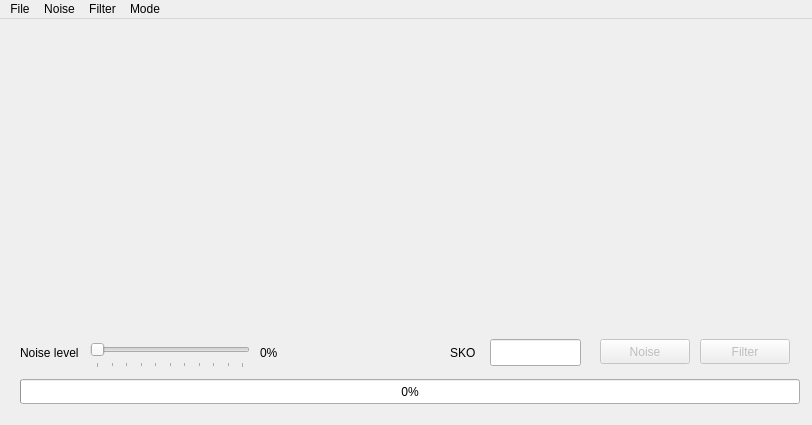
Above: mainwindow.ui from iamantony/FFilter before the change. Below: the same form after it.
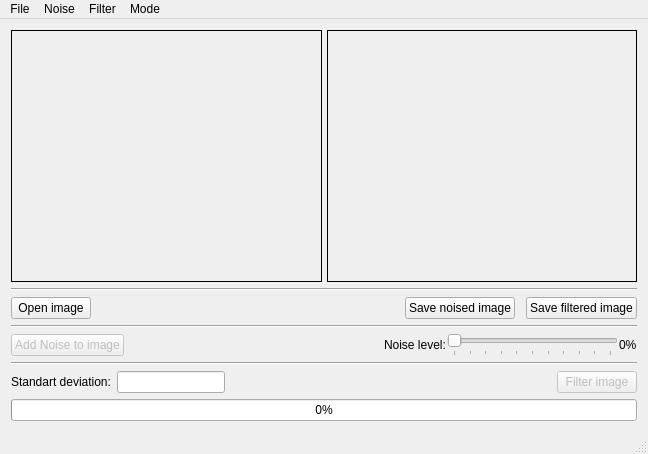
That is the form after the change.

Commit message: Update design of mainwindow

Patch:
```diff
--- a/mainwindow.ui
+++ b/mainwindow.ui
@@ -6,188 +6,436 @@
    <rect>
     <x>0</x>
     <y>0</y>
-    <width>812</width>
-    <height>425</height>
+    <width>648</width>
+    <height>454</height>
    </rect>
   </property>
   <property name="sizePolicy">
-   <sizepolicy hsizetype="Fixed" vsizetype="Fixed">
+   <sizepolicy hsizetype="Preferred" vsizetype="Preferred">
     <horstretch>0</horstretch>
     <verstretch>0</verstretch>
    </sizepolicy>
   </property>
   <property name="maximumSize">
    <size>
-    <width>812</width>
-    <height>425</height>
+    <width>1000000</width>
+    <height>1000000</height>
    </size>
   </property>
   <property name="windowTitle">
    <string>FFilter</string>
   </property>
   <widget class="QWidget" name="centralWidget">
-   <widget class="QPushButton" name="FilterButton">
-    <property name="enabled">
-     <bool>false</bool>
-    </property>
-    <property name="geometry">
-     <rect>
-      <x>700</x>
-      <y>320</y>
-      <width>90</width>
-      <height>25</height>
-     </rect>
-    </property>
-    <property name="contextMenuPolicy">
-     <enum>Qt::DefaultContextMenu</enum>
-    </property>
-    <property name="text">
-     <string>Filter</string>
-    </property>
-   </widget>
-   <widget class="QLabel" name="originalImg">
-    <property name="geometry">
-     <rect>
-      <x>5</x>
-      <y>5</y>
-      <width>400</width>
-      <height>300</height>
-     </rect>
-    </property>
-    <property name="text">
-     <string/>
-    </property>
-   </widget>
-   <widget class="QLabel" name="resultImg">
-    <property name="geometry">
-     <rect>
-      <x>401</x>
-      <y>5</y>
-      <width>400</width>
-      <height>300</height>
-     </rect>
-    </property>
-    <property name="text">
-     <string/>
-    </property>
-   </widget>
-   <widget class="QLineEdit" name="lineSKO">
-    <property name="geometry">
-     <rect>
-      <x>490</x>
-      <y>320</y>
-      <width>91</width>
-      <height>27</height>
-     </rect>
-    </property>
-    <property name="readOnly">
-     <bool>true</bool>
-    </property>
-   </widget>
-   <widget class="QLabel" name="labelSKO">
-    <property name="geometry">
-     <rect>
-      <x>450</x>
-      <y>325</y>
-      <width>41</width>
-      <height>17</height>
-     </rect>
-    </property>
-    <property name="text">
-     <string>SKO</string>
-    </property>
-   </widget>
-   <widget class="QSlider" name="noiseLeveler">
-    <property name="enabled">
-     <bool>false</bool>
-    </property>
-    <property name="geometry">
-     <rect>
-      <x>90</x>
-      <y>320</y>
-      <width>160</width>
-      <height>29</height>
-     </rect>
-    </property>
-    <property name="maximum">
-     <number>100</number>
-    </property>
-    <property name="orientation">
-     <enum>Qt::Horizontal</enum>
-    </property>
-    <property name="tickPosition">
-     <enum>QSlider::TicksBelow</enum>
-    </property>
-    <property name="tickInterval">
-     <number>10</number>
-    </property>
-   </widget>
-   <widget class="QLabel" name="labelNoisePrc">
-    <property name="geometry">
-     <rect>
-      <x>260</x>
-      <y>325</y>
-      <width>51</width>
-      <height>17</height>
-     </rect>
-    </property>
-    <property name="text">
-     <string>0%</string>
-    </property>
-   </widget>
-   <widget class="QLabel" name="labelNoise">
-    <property name="geometry">
-     <rect>
-      <x>20</x>
-      <y>325</y>
-      <width>81</width>
-      <height>17</height>
-     </rect>
-    </property>
-    <property name="text">
-     <string>Noise level</string>
-    </property>
-   </widget>
-   <widget class="QProgressBar" name="progressBar">
-    <property name="enabled">
-     <bool>true</bool>
-    </property>
-    <property name="geometry">
-     <rect>
-      <x>20</x>
-      <y>360</y>
-      <width>780</width>
-      <height>25</height>
-     </rect>
-    </property>
-    <property name="value">
-     <number>0</number>
-    </property>
-   </widget>
-   <widget class="QPushButton" name="NoiseButton">
-    <property name="enabled">
-     <bool>false</bool>
-    </property>
-    <property name="geometry">
-     <rect>
-      <x>600</x>
-      <y>320</y>
-      <width>90</width>
-      <height>25</height>
-     </rect>
-    </property>
-    <property name="text">
-     <string>Noise</string>
-    </property>
-   </widget>
+   <layout class="QVBoxLayout" name="verticalLayout">
+    <item>
+     <layout class="QHBoxLayout" name="horizontalLayout">
+      <property name="spacing">
+       <number>0</number>
+      </property>
+      <item>
+       <widget class="QLabel" name="originalImgLbl">
+        <property name="sizePolicy">
+         <sizepolicy hsizetype="Expanding" vsizetype="Expanding">
+          <horstretch>0</horstretch>
+          <verstretch>0</verstretch>
+         </sizepolicy>
+        </property>
+        <property name="frameShape">
+         <enum>QFrame::Box</enum>
+        </property>
+        <property name="text">
+         <string/>
+        </property>
+        <property name="scaledContents">
+         <bool>true</bool>
+        </property>
+       </widget>
+      </item>
+      <item>
+       <spacer name="horizontalSpacer">
+        <property name="orientation">
+         <enum>Qt::Horizontal</enum>
+        </property>
+        <property name="sizeType">
+         <enum>QSizePolicy::Fixed</enum>
+        </property>
+        <property name="sizeHint" stdset="0">
+         <size>
+          <width>5</width>
+          <height>20</height>
+         </size>
+        </property>
+       </spacer>
+      </item>
+      <item>
+       <widget class="QLabel" name="resultImgLbl">
+        <property name="sizePolicy">
+         <sizepolicy hsizetype="Expanding" vsizetype="Expanding">
+          <horstretch>0</horstretch>
+          <verstretch>0</verstretch>
+         </sizepolicy>
+        </property>
+        <property name="frameShape">
+         <enum>QFrame::Box</enum>
+        </property>
+        <property name="text">
+         <string/>
+        </property>
+        <property name="scaledContents">
+         <bool>true</bool>
+        </property>
+       </widget>
+      </item>
+     </layout>
+    </item>
+    <item>
+     <widget class="Line" name="line">
+      <property name="orientation">
+       <enum>Qt::Horizontal</enum>
+      </property>
+     </widget>
+    </item>
+    <item>
+     <layout class="QHBoxLayout" name="horizontalLayout_5">
+      <item>
+       <widget class="QPushButton" name="openImgPB">
+        <property name="text">
+         <string>Open image</string>
+        </property>
+       </widget>
+      </item>
+      <item>
+       <spacer name="horizontalSpacer_6">
+        <property name="orientation">
+         <enum>Qt::Horizontal</enum>
+        </property>
+        <property name="sizeHint" stdset="0">
+         <size>
+          <width>40</width>
+          <height>20</height>
+         </size>
+        </property>
+       </spacer>
+      </item>
+      <item>
+       <widget class="QPushButton" name="saveNoisedImgPB">
+        <property name="text">
+         <string>Save noised image</string>
+        </property>
+       </widget>
+      </item>
+      <item>
+       <spacer name="horizontalSpacer_7">
+        <property name="orientation">
+         <enum>Qt::Horizontal</enum>
+        </property>
+        <property name="sizeType">
+         <enum>QSizePolicy::Fixed</enum>
+        </property>
+        <property name="sizeHint" stdset="0">
+         <size>
+          <width>5</width>
+          <height>20</height>
+         </size>
+        </property>
+       </spacer>
+      </item>
+      <item>
+       <widget class="QPushButton" name="saveFilteredImgPB">
+        <property name="text">
+         <string>Save filtered image</string>
+        </property>
+       </widget>
+      </item>
+     </layout>
+    </item>
+    <item>
+     <widget class="Line" name="line_2">
+      <property name="orientation">
+       <enum>Qt::Horizontal</enum>
+      </property>
+     </widget>
+    </item>
+    <item>
+     <layout class="QHBoxLayout" name="horizontalLayout_3">
+      <item>
+       <widget class="QPushButton" name="addNoisePB">
+        <property name="enabled">
+         <bool>false</bool>
+        </property>
+        <property name="sizePolicy">
+         <sizepolicy hsizetype="Minimum" vsizetype="Minimum">
+          <horstretch>0</horstretch>
+          <verstretch>0</verstretch>
+         </sizepolicy>
+        </property>
+        <property name="maximumSize">
+         <size>
+          <width>16777215</width>
+          <height>23</height>
+         </size>
+        </property>
+        <property name="text">
+         <string>Add Noise to image</string>
+        </property>
+       </widget>
+      </item>
+      <item>
+       <spacer name="horizontalSpacer_2">
+        <property name="orientation">
+         <enum>Qt::Horizontal</enum>
+        </property>
+        <property name="sizeHint" stdset="0">
+         <size>
+          <width>40</width>
+          <height>20</height>
+         </size>
+        </property>
+       </spacer>
+      </item>
+      <item>
+       <layout class="QHBoxLayout" name="horizontalLayout_2">
+        <property name="spacing">
+         <number>1</number>
+        </property>
+        <property name="sizeConstraint">
+         <enum>QLayout::SetMinimumSize</enum>
+        </property>
+        <item>
+         <widget class="QLabel" name="labelNoise">
+          <property name="sizePolicy">
+           <sizepolicy hsizetype="Preferred" vsizetype="Minimum">
+            <horstretch>0</horstretch>
+            <verstretch>0</verstretch>
+           </sizepolicy>
+          </property>
+          <property name="maximumSize">
+           <size>
+            <width>16777215</width>
+            <height>30</height>
+           </size>
+          </property>
+          <property name="text">
+           <string>Noise level:</string>
+          </property>
+         </widget>
+        </item>
+        <item>
+         <widget class="QSlider" name="noiseLeveler">
+          <property name="enabled">
+           <bool>false</bool>
+          </property>
+          <property name="sizePolicy">
+           <sizepolicy hsizetype="MinimumExpanding" vsizetype="Minimum">
+            <horstretch>0</horstretch>
+            <verstretch>0</verstretch>
+           </sizepolicy>
+          </property>
+          <property name="minimumSize">
+           <size>
+            <width>120</width>
+            <height>20</height>
+           </size>
+          </property>
+          <property name="maximumSize">
+           <size>
+            <width>16777215</width>
+            <height>30</height>
+           </size>
+          </property>
+          <property name="maximum">
+           <number>100</number>
+          </property>
+          <property name="value">
+           <number>0</number>
+          </property>
+          <property name="tracking">
+           <bool>true</bool>
+          </property>
+          <property name="orientation">
+           <enum>Qt::Horizontal</enum>
+          </property>
+          <property name="tickPosition">
+           <enum>QSlider::TicksBelow</enum>
+          </property>
+          <property name="tickInterval">
+           <number>10</number>
+          </property>
+         </widget>
+        </item>
+        <item>
+         <widget class="QLabel" name="labelNoisePrc">
+          <property name="sizePolicy">
+           <sizepolicy hsizetype="Preferred" vsizetype="Minimum">
+            <horstretch>0</horstretch>
+            <verstretch>0</verstretch>
+           </sizepolicy>
+          </property>
+          <property name="maximumSize">
+           <size>
+            <width>16777215</width>
+            <height>30</height>
+           </size>
+          </property>
+          <property name="text">
+           <string>0%</string>
+          </property>
+         </widget>
+        </item>
+       </layout>
+      </item>
+     </layout>
+    </item>
+    <item>
+     <widget class="Line" name="line_3">
+      <property name="orientation">
+       <enum>Qt::Horizontal</enum>
+      </property>
+     </widget>
+    </item>
+    <item>
+     <layout class="QHBoxLayout" name="horizontalLayout_4">
+      <item>
+       <widget class="QLabel" name="labelSKO">
+        <property name="sizePolicy">
+         <sizepolicy hsizetype="Preferred" vsizetype="Minimum">
+          <horstretch>0</horstretch>
+          <verstretch>0</verstretch>
+         </sizepolicy>
+        </property>
+        <property name="maximumSize">
+         <size>
+          <width>16777215</width>
+          <height>30</height>
+         </size>
+        </property>
+        <property name="text">
+         <string>Standart deviation:</string>
+        </property>
+       </widget>
+      </item>
+      <item>
+       <widget class="QLineEdit" name="sdLE">
+        <property name="sizePolicy">
+         <sizepolicy hsizetype="Preferred" vsizetype="Minimum">
+          <horstretch>0</horstretch>
+          <verstretch>0</verstretch>
+         </sizepolicy>
+        </property>
+        <property name="maximumSize">
+         <size>
+          <width>16777215</width>
+          <height>30</height>
+         </size>
+        </property>
+        <property name="readOnly">
+         <bool>true</bool>
+        </property>
+       </widget>
+      </item>
+      <item>
+       <spacer name="horizontalSpacer_3">
+        <property name="orientation">
+         <enum>Qt::Horizontal</enum>
+        </property>
+        <property name="sizeHint" stdset="0">
+         <size>
+          <width>40</width>
+          <height>20</height>
+         </size>
+        </property>
+       </spacer>
+      </item>
+      <item>
+       <widget class="QPushButton" name="filterPB">
+        <property name="enabled">
+         <bool>false</bool>
+        </property>
+        <property name="sizePolicy">
+         <sizepolicy hsizetype="Minimum" vsizetype="Minimum">
+          <horstretch>0</horstretch>
+          <verstretch>0</verstretch>
+         </sizepolicy>
+        </property>
+        <property name="maximumSize">
+         <size>
+          <width>16777215</width>
+          <height>23</height>
+         </size>
+        </property>
+        <property name="contextMenuPolicy">
+         <enum>Qt::DefaultContextMenu</enum>
+        </property>
+        <property name="text">
+         <string>Filter image</string>
+        </property>
+       </widget>
+      </item>
+     </layout>
+    </item>
+    <item>
+     <widget class="QProgressBar" name="progressBar">
+      <property name="enabled">
+       <bool>true</bool>
+      </property>
+      <property name="sizePolicy">
+       <sizepolicy hsizetype="Preferred" vsizetype="Minimum">
+        <horstretch>0</horstretch>
+        <verstretch>0</verstretch>
+       </sizepolicy>
+      </property>
+      <property name="minimumSize">
+       <size>
+        <width>80</width>
+        <height>20</height>
+       </size>
+      </property>
+      <property name="maximumSize">
+       <size>
+        <width>16777215</width>
+        <height>30</height>
+       </size>
+      </property>
+      <property name="value">
+       <number>0</number>
+      </property>
+     </widget>
+    </item>
+   </layout>
+   <zorder>filterPB</zorder>
+   <zorder>originalImgLbl</zorder>
+   <zorder>resultImgLbl</zorder>
+   <zorder>sdLE</zorder>
+   <zorder>labelSKO</zorder>
+   <zorder>noiseLeveler</zorder>
+   <zorder>labelNoisePrc</zorder>
+   <zorder>labelNoise</zorder>
+   <zorder>progressBar</zorder>
+   <zorder>addNoisePB</zorder>
+   <zorder>horizontalSpacer</zorder>
+   <zorder>line</zorder>
+   <zorder></zorder>
+   <zorder>openImgPB</zorder>
+   <zorder>saveNoisedImgPB</zorder>
+   <zorder>saveFilteredImgPB</zorder>
+   <zorder>horizontalSpacer_6</zorder>
+   <zorder>horizontalSpacer_7</zorder>
+   <zorder>horizontalSpacer_8</zorder>
+   <zorder>horizontalSpacer_9</zorder>
+   <zorder>label</zorder>
+   <zorder>saveFilteredImgPB</zorder>
+   <zorder>line_2</zorder>
+   <zorder>horizontalSpacer_2</zorder>
+   <zorder>horizontalSpacer_3</zorder>
+   <zorder>line_3</zorder>
   </widget>
   <widget class="QMenuBar" name="menuBar">
    <property name="geometry">
     <rect>
      <x>0</x>
      <y>0</y>
-     <width>812</width>
-     <height>21</height>
+     <width>648</width>
+     <height>20</height>
     </rect>
    </property>
    <widget class="QMenu" name="menuFile">
@@ -222,6 +470,7 @@
    <addaction name="menuFilter"/>
    <addaction name="menuMode"/>
   </widget>
+  <widget class="QStatusBar" name="statusBar"/>
   <action name="actionOpen">
    <property name="text">
     <string>Open image</string>
```
Left out of the diff: 21 changed lines with no effect on the pictures. The commit also changes 2 other files.
